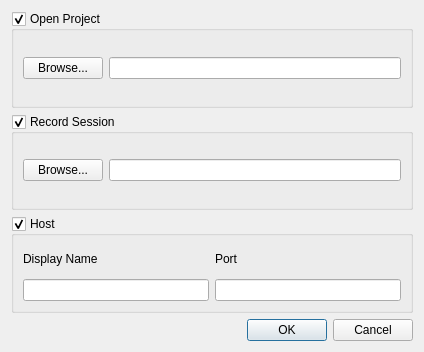
First picture: the form in src/editor/HostDialog.ui, repository yuxshao/ptcollab, before the edit.
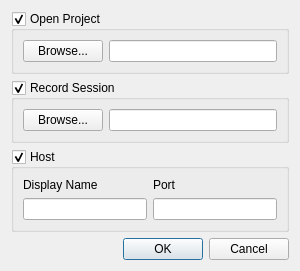
Second picture: the form after the edit.

```diff
--- a/src/editor/HostDialog.ui
+++ b/src/editor/HostDialog.ui
@@ -6,8 +6,8 @@
    <rect>
     <x>0</x>
     <y>0</y>
-    <width>424</width>
-    <height>352</height>
+    <width>300</width>
+    <height>247</height>
    </rect>
   </property>
   <property name="windowTitle">
@@ -16,28 +16,86 @@
   <layout class="QVBoxLayout" name="verticalLayout">
    <item>
     <widget class="QGroupBox" name="openProjectGroup">
+     <property name="sizePolicy">
+      <sizepolicy hsizetype="Preferred" vsizetype="Preferred">
+       <horstretch>0</horstretch>
+       <verstretch>0</verstretch>
+      </sizepolicy>
+     </property>
      <property name="title">
       <string>Open Project</string>
      </property>
      <property name="checkable">
       <bool>true</bool>
      </property>
-     <layout class="QHBoxLayout" name="horizontalLayout_2">
+     <layout class="QVBoxLayout" name="verticalLayout_2">
       <item>
-       <widget class="QPushButton" name="openProjectBtn">
-        <property name="text">
-         <string>Browse...</string>
+       <spacer name="verticalSpacer_6">
+        <property name="orientation">
+         <enum>Qt::Vertical</enum>
         </property>
-       </widget>
+        <property name="sizeHint" stdset="0">
+         <size>
+          <width>20</width>
+          <height>0</height>
+         </size>
+        </property>
+       </spacer>
       </item>
       <item>
-       <widget class="QLineEdit" name="openProjectFile"/>
+       <layout class="QHBoxLayout" name="horizontalLayout_4">
+        <item>
+         <widget class="QPushButton" name="openProjectBtn">
+          <property name="sizePolicy">
+           <sizepolicy hsizetype="Minimum" vsizetype="Preferred">
+            <horstretch>0</horstretch>
+            <verstretch>0</verstretch>
+           </sizepolicy>
+          </property>
+          <property name="text">
+           <string>Browse...</string>
+          </property>
+         </widget>
+        </item>
+        <item>
+         <widget class="QLineEdit" name="openProjectFile">
+          <property name="sizePolicy">
+           <sizepolicy hsizetype="Expanding" vsizetype="Preferred">
+            <horstretch>0</horstretch>
+            <verstretch>0</verstretch>
+           </sizepolicy>
+          </property>
+         </widget>
+        </item>
+       </layout>
+      </item>
+      <item>
+       <spacer name="verticalSpacer">
+        <property name="orientation">
+         <enum>Qt::Vertical</enum>
+        </property>
+        <property name="sizeType">
+         <enum>QSizePolicy::Expanding</enum>
+        </property>
+        <property name="sizeHint" stdset="0">
+         <size>
+          <width>20</width>
+          <height>0</height>
+         </size>
+        </property>
+       </spacer>
       </item>
      </layout>
     </widget>
    </item>
    <item>
     <widget class="QGroupBox" name="saveRecordingGroup">
+     <property name="sizePolicy">
+      <sizepolicy hsizetype="Preferred" vsizetype="Preferred">
+       <horstretch>0</horstretch>
+       <verstretch>0</verstretch>
+      </sizepolicy>
+     </property>
      <property name="title">
       <string>Record Session</string>
      </property>
@@ -47,48 +105,144 @@
      <property name="checkable">
       <bool>true</bool>
      </property>
-     <layout class="QHBoxLayout" name="horizontalLayout">
+     <layout class="QVBoxLayout" name="verticalLayout_3">
       <item>
-       <widget class="QPushButton" name="saveRecordingBtn">
-        <property name="text">
-         <string>Browse...</string>
+       <spacer name="verticalSpacer_5">
+        <property name="orientation">
+         <enum>Qt::Vertical</enum>
         </property>
-       </widget>
+        <property name="sizeHint" stdset="0">
+         <size>
+          <width>20</width>
+          <height>0</height>
+         </size>
+        </property>
+       </spacer>
       </item>
       <item>
-       <widget class="QLineEdit" name="saveRecordingFile"/>
+       <layout class="QHBoxLayout" name="horizontalLayout">
+        <item>
+         <widget class="QPushButton" name="saveRecordingBtn">
+          <property name="sizePolicy">
+           <sizepolicy hsizetype="Minimum" vsizetype="Preferred">
+            <horstretch>0</horstretch>
+            <verstretch>0</verstretch>
+           </sizepolicy>
+          </property>
+          <property name="text">
+           <string>Browse...</string>
+          </property>
+         </widget>
+        </item>
+        <item>
+         <widget class="QLineEdit" name="saveRecordingFile">
+          <property name="sizePolicy">
+           <sizepolicy hsizetype="Expanding" vsizetype="Preferred">
+            <horstretch>0</horstretch>
+            <verstretch>0</verstretch>
+           </sizepolicy>
+          </property>
+         </widget>
+        </item>
+       </layout>
+      </item>
+      <item>
+       <spacer name="verticalSpacer_2">
+        <property name="orientation">
+         <enum>Qt::Vertical</enum>
+        </property>
+        <property name="sizeType">
+         <enum>QSizePolicy::Expanding</enum>
+        </property>
+        <property name="sizeHint" stdset="0">
+         <size>
+          <width>20</width>
+          <height>0</height>
+         </size>
+        </property>
+       </spacer>
       </item>
      </layout>
     </widget>
    </item>
    <item>
     <widget class="QGroupBox" name="hostGroup">
+     <property name="sizePolicy">
+      <sizepolicy hsizetype="Preferred" vsizetype="Preferred">
+       <horstretch>0</horstretch>
+       <verstretch>0</verstretch>
+      </sizepolicy>
+     </property>
      <property name="title">
       <string>Host</string>
      </property>
      <property name="checkable">
       <bool>true</bool>
      </property>
-     <layout class="QGridLayout" name="gridLayout">
-      <item row="0" column="0">
-       <widget class="QLabel" name="label_2">
-        <property name="text">
-         <string>Display Name</string>
+     <layout class="QVBoxLayout" name="verticalLayout_4">
+      <item>
+       <spacer name="verticalSpacer_4">
+        <property name="orientation">
+         <enum>Qt::Vertical</enum>
         </property>
-       </widget>
+        <property name="sizeHint" stdset="0">
+         <size>
+          <width>20</width>
+          <height>0</height>
+         </size>
+        </property>
+       </spacer>
       </item>
-      <item row="1" column="0">
-       <widget class="QLineEdit" name="usernameInput"/>
+      <item>
+       <layout class="QGridLayout" name="gridLayout">
+        <item row="0" column="0">
+         <widget class="QLabel" name="label_2">
+          <property name="text">
+           <string>Display Name</string>
+          </property>
+         </widget>
+        </item>
+        <item row="0" column="1">
+         <widget class="QLabel" name="label">
+          <property name="text">
+           <string>Port</string>
+          </property>
+         </widget>
+        </item>
+        <item row="1" column="0">
+         <widget class="QLineEdit" name="usernameInput">
+          <property name="sizePolicy">
+           <sizepolicy hsizetype="Expanding" vsizetype="Preferred">
+            <horstretch>0</horstretch>
+            <verstretch>0</verstretch>
+           </sizepolicy>
+          </property>
+         </widget>
+        </item>
+        <item row="1" column="1">
+         <widget class="QLineEdit" name="portInput">
+          <property name="sizePolicy">
+           <sizepolicy hsizetype="Expanding" vsizetype="Preferred">
+            <horstretch>0</horstretch>
+            <verstretch>0</verstretch>
+           </sizepolicy>
+          </property>
+         </widget>
+        </item>
+       </layout>
       </item>
-      <item row="1" column="1">
-       <widget class="QLineEdit" name="portInput"/>
-      </item>
-      <item row="0" column="1">
-       <widget class="QLabel" name="label">
-        <property name="text">
-         <string>Port</string>
+      <item>
+       <spacer name="verticalSpacer_3">
+        <property name="orientation">
+         <enum>Qt::Vertical</enum>
         </property>
-       </widget>
+        <property name="sizeHint" stdset="0">
+         <size>
+          <width>20</width>
+          <height>0</height>
+         </size>
+        </property>
+       </spacer>
       </item>
      </layout>
     </widget>
```
